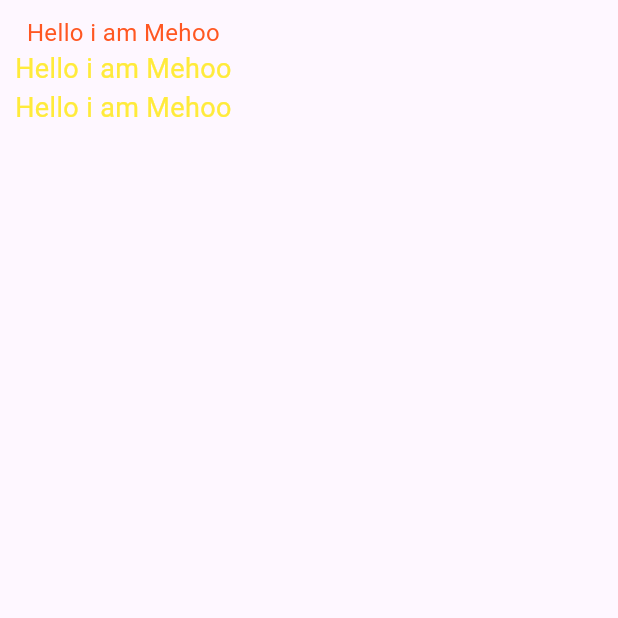
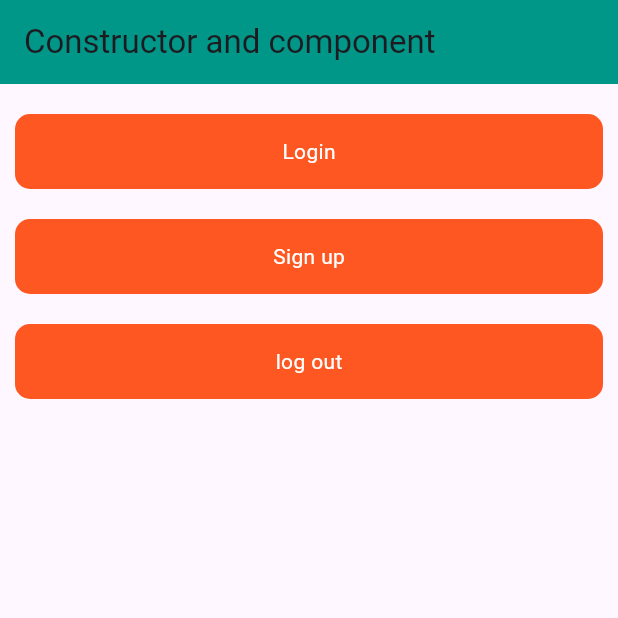
Before and after one commit to Abasalat/lottery_app_ch3, a Flutter app: the screen it shows after launch, on a phone screen of 412 x 824 dp, the top half of it. Run offline on Flutter 3.47's test engine with Material 3 defaults, Android fonts, the phone set to English and light mode, and no system bars; our stand-ins replace readmore.

Commit message:
create component and constructor

```diff
--- /dev/null
+++ b/lib/constructor_comp_const/component_constructor.dart
@@ -0,0 +1,54 @@
+import 'package:flutter/material.dart';
+import 'package:lottery_app/constructor_comp_const/constant.dart';
+
+class ComponentConstructor extends StatefulWidget {
+  const ComponentConstructor({super.key});
+
+  @override
+  State<ComponentConstructor> createState() => _ComponentConstructorState();
+}
+
+class _ComponentConstructorState extends State<ComponentConstructor> {
+  @override
+  Widget build(BuildContext context) {
+    return Scaffold(
+      appBar: AppBar(
+        title: Text('Constructor and component'),
+        backgroundColor: Colors.teal,
+      ),
+      body: Padding(
+        padding: const EdgeInsets.all(10),
+        child: Column(
+          children: [
+            Mybutton(title: "Login"),
+            Mybutton(title: "Sign up"),
+            Mybutton(title: "log out"),
+            SizedBox(height: 10),
+          ],
+        ),
+      ),
+    );
+  }
+}
+
+class Mybutton extends StatelessWidget {
+  final String title;
+  const Mybutton({super.key, required this.title});
+
+  @override
+  Widget build(BuildContext context) {
+    return Padding(
+      padding: const EdgeInsets.symmetric(vertical: 10),
+      child: Container(
+        height: 50,
+        decoration: BoxDecoration(
+          color: Colors.deepOrange,
+          borderRadius: BorderRadius.circular(10),
+        ),
+        child: Center(
+          child: Text(title, style: TextStyle(color: whiteColor)),
+        ),
+      ),
+    );
+  }
+}
--- a/lib/constructor_comp_const/constant.dart
+++ b/lib/constructor_comp_const/constant.dart
@@ -1,6 +1,6 @@
 import 'package:flutter/material.dart';
 
-const Color blueColor = Colors.blue;
+const Color whiteColor = Colors.white;
 
 const Color yellowColor = Colors.yellow;
 
--- a/lib/main.dart
+++ b/lib/main.dart
@@ -1,4 +1,5 @@
 import 'package:flutter/material.dart';
+import 'package:lottery_app/constructor_comp_const/component_constructor.dart';
 import 'package:lottery_app/constructor_comp_const/constor_screen.dart';
 import 'package:lottery_app/pubbb_dev_packages/pub_devv.dart';
 //import 'package:lottery_app/whatapp_ui_widgets/whatapp_screen.dart';
@@ -33,7 +34,7 @@ class _MyappState extends State<Myapp> {
       // },
       //home: WhatappScreen(),
       //home: PubDevv(),
-      home: ConstorScreen(),
+      home: ComponentConstructor(),
     );
   }
 }
```
